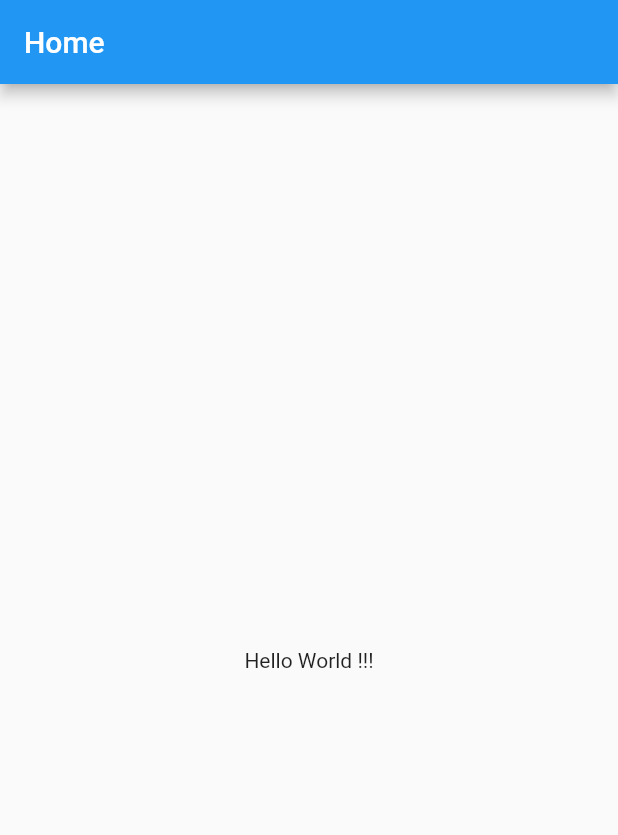
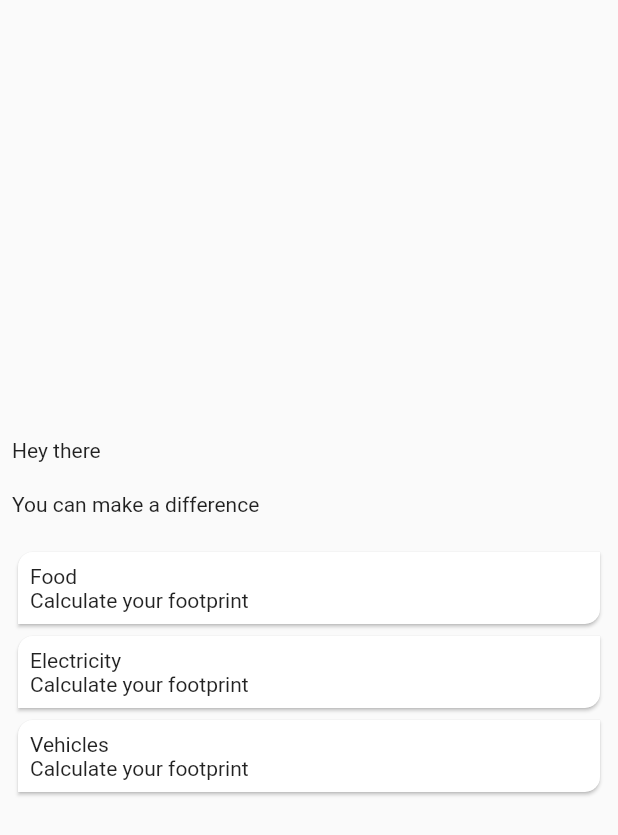
Before and after one commit to suvnshr/C1O2, a Flutter app: the screen it shows after launch, on a phone screen of 412 x 824 dp. Shown: the top 835 px of the screen. Run offline on Flutter 3.47's test engine with Material 2 defaults, Android fonts, the phone set to English and light mode, and no system bars.

Commit message:
added home screen

```diff
--- a/lib/screens/home/home_screen.dart
+++ b/lib/screens/home/home_screen.dart
@@ -3,15 +3,77 @@ import 'package:flutter/material.dart';
 class HomeScreen extends StatelessWidget {
   @override
   Widget build(BuildContext context) {
-    return Scaffold(
-      appBar: AppBar(
-        title: Text("Home"),
-      ),
-      body: Container(
-        child: Center(
-          child: Text("Hello World !!!"),
+    return SafeArea(
+      child: Scaffold(
+        body: Container(
+          padding: const EdgeInsets.all(8.0),
+          child: Column(
+            mainAxisAlignment: MainAxisAlignment.center,
+            crossAxisAlignment: CrossAxisAlignment.stretch,
+            children: [
+              Text(
+                'Hey there',
+              ),
+              SizedBox(
+                height: 20,
+              ),
+              Text(
+                'You can make a difference',
+              ),
+              SizedBox(
+                height: 20,
+              ),
+              CalculateCard(
+                name: 'Food',
+              ),
+              CalculateCard(
+                name: 'Electricity',
+              ),
+              CalculateCard(
+                name: 'Vehicles',
+              ),
+            ],
+          ),
         ),
       ),
     );
   }
 }
+
+class CalculateCard extends StatelessWidget {
+  final String name;
+  final Image image;
+
+  const CalculateCard({Key key, this.name, this.image}) : super(key: key);
+
+  @override
+  Widget build(BuildContext context) {
+    return Card(
+      shape: RoundedRectangleBorder(
+        borderRadius: BorderRadius.only(
+          topLeft: Radius.circular(10),
+          bottomRight: Radius.circular(10),
+        ),
+      ),
+      child: InkWell(
+        borderRadius: BorderRadius.only(
+          topLeft: Radius.circular(10),
+          bottomRight: Radius.circular(10),
+        ),
+        onTap: () {
+          print('Navigating to $name');
+        },
+        child: Padding(
+          padding: const EdgeInsets.all(8.0),
+          child: Column(
+            crossAxisAlignment: CrossAxisAlignment.start,
+            children: [
+              Text('$name'),
+              Text('Calculate your footprint'),
+            ],
+          ),
+        ),
+      ),
+    );
+  }
+}
```
Also changed, not shown: pubspec.yaml (+2 -6 lines), pubspec.lock.
